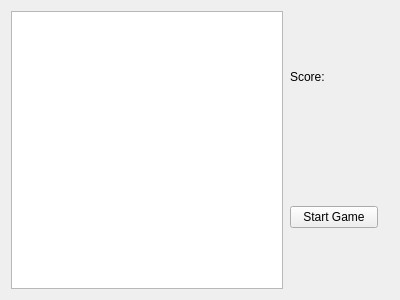
Above: gui/mainwindow.ui from SgLy/hexakis before the change. Below: the same form after it.
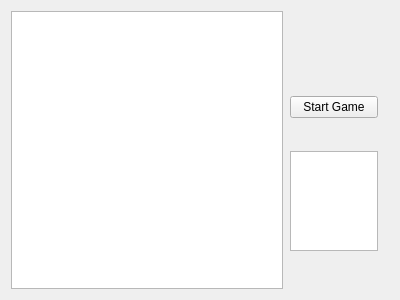
That is the form after the change.

Commit message: lib, gui: add score + droptobottom support

Diff of the .ui file:
```diff
--- a/gui/mainwindow.ui
+++ b/gui/mainwindow.ui
@@ -36,19 +36,6 @@
        <property name="leftMargin">
         <number>1</number>
        </property>
-       <item>
-        <widget class="QLabel" name="label_score_2">
-         <property name="sizePolicy">
-          <sizepolicy hsizetype="Preferred" vsizetype="Fixed">
-           <horstretch>0</horstretch>
-           <verstretch>0</verstretch>
-          </sizepolicy>
-         </property>
-         <property name="text">
-          <string>Score:</string>
-         </property>
-        </widget>
-       </item>
        <item>
         <widget class="QLabel" name="label_score">
          <property name="sizePolicy">
@@ -69,6 +56,40 @@
          </property>
         </widget>
        </item>
+       <item>
+        <widget class="QGraphicsView" name="nextView">
+         <property name="sizePolicy">
+          <sizepolicy hsizetype="Fixed" vsizetype="Fixed">
+           <horstretch>0</horstretch>
+           <verstretch>0</verstretch>
+          </sizepolicy>
+         </property>
+         <property name="minimumSize">
+          <size>
+           <width>0</width>
+           <height>100</height>
+          </size>
+         </property>
+         <property name="maximumSize">
+          <size>
+           <width>16777215</width>
+           <height>100</height>
+          </size>
+         </property>
+         <property name="baseSize">
+          <size>
+           <width>0</width>
+           <height>0</height>
+          </size>
+         </property>
+         <property name="verticalScrollBarPolicy">
+          <enum>Qt::ScrollBarAlwaysOff</enum>
+         </property>
+         <property name="horizontalScrollBarPolicy">
+          <enum>Qt::ScrollBarAlwaysOff</enum>
+         </property>
+        </widget>
+       </item>
       </layout>
      </widget>
     </item>
```
The commit also changes 6 other files.
